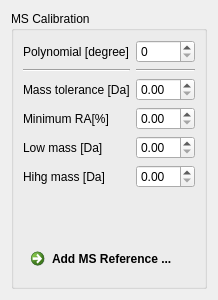
qtplatz/qtplatz, file src/libs/adwidgets/mscalibrateform.ui: the form before one commit.
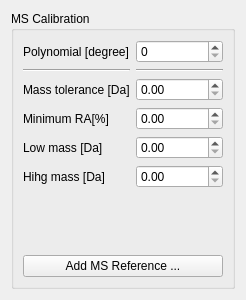
The form after the commit.

Commit message: Remove connection for onApplyMethod between dataproc's MainWindow and it's dock windows (it wasn't used)

Patch:
```diff
--- a/src/libs/adwidgets/mscalibrateform.ui
+++ b/src/libs/adwidgets/mscalibrateform.ui
@@ -6,7 +6,7 @@
    <rect>
     <x>0</x>
     <y>0</y>
-    <width>218</width>
+    <width>246</width>
     <height>300</height>
    </rect>
   </property>
@@ -104,7 +104,7 @@
          </spacer>
         </item>
         <item>
-         <widget class="QCommandLinkButton" name="commandLinkButton">
+         <widget class="QPushButton" name="pushButton">
           <property name="text">
            <string>Add MS Reference ...</string>
           </property>
```
The commit also changes 4 other files.
